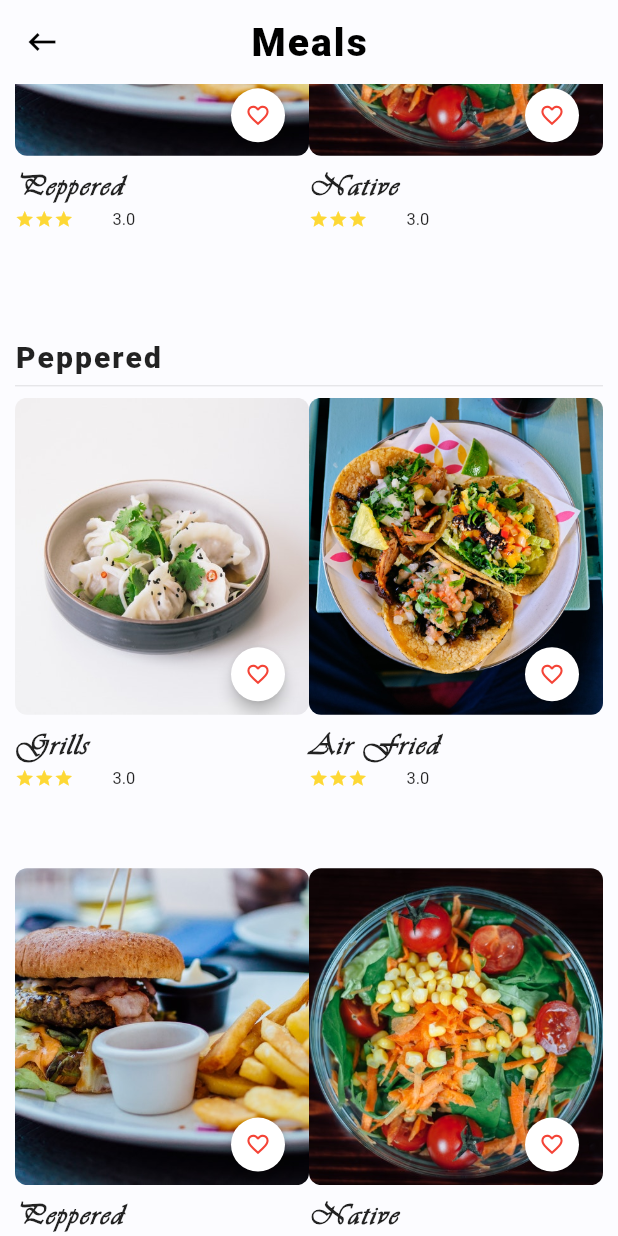
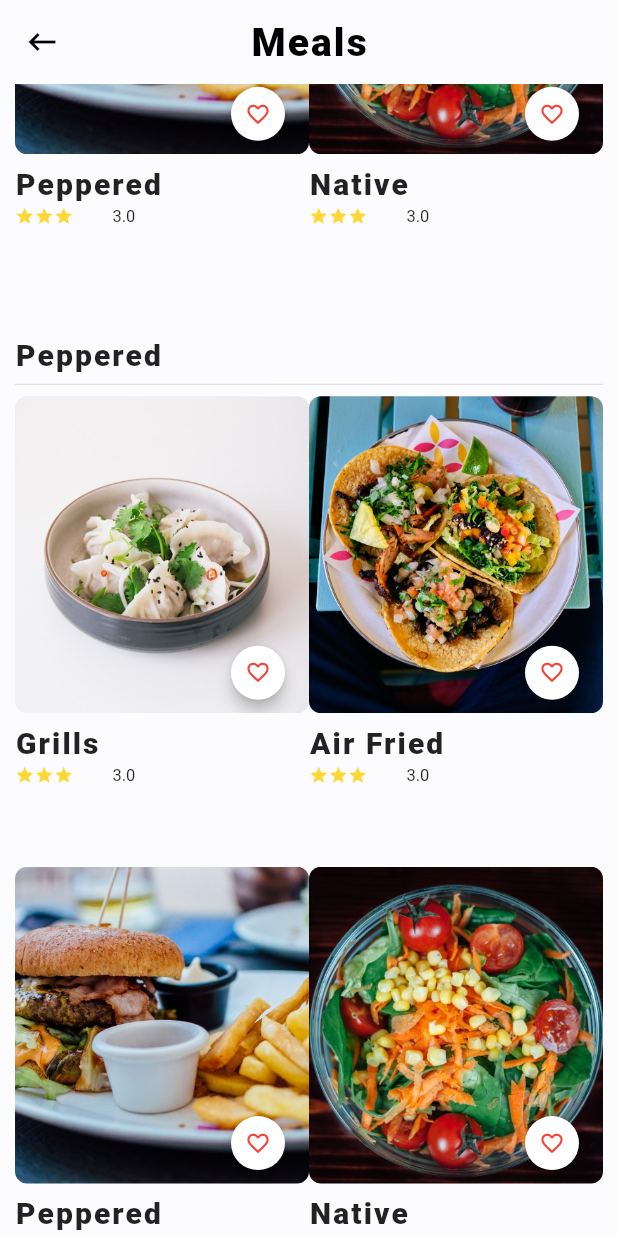
Before and after one commit to Bikuta-victor1/restaurant_app-, a Flutter app: the MealScreen screen opened directly, scrolled down 576 dp, on a phone screen of 412 x 824 dp. Run offline on Flutter 3.47's test engine with Material 2 defaults, Android fonts, the phone set to English and light mode, and no system bars; our stand-ins replace carousel_slider, cloud_firestore, firebase_core, font_awesome_flutter, introduction_screen, shared_preferences; accounts and stored records are empty.

Commit message:
minor changes

```diff
--- a/lib/screens/mealscreen.dart
+++ b/lib/screens/mealscreen.dart
@@ -31,7 +31,8 @@ class _MealScreenState extends State<MealScreen> {
           "Meals",
           style: TextStyle(
               //  fontFamily: 'Vivaldii',
-               letterSpacing: 1.4, fontSize: 26),
+              letterSpacing: 1.4,
+              fontSize: 26),
         ),
         elevation: 0.0,
         actions: <Widget>[
@@ -61,7 +62,7 @@ class _MealScreenState extends State<MealScreen> {
               style: TextStyle(
                 fontSize: 20,
                 fontWeight: FontWeight.w800,
-                fontFamily: 'Vivaldii',
+                //     fontFamily: 'Vivaldii',
                 letterSpacing: 1.4,
               ),
               maxLines: 2,
--- a/lib/widgets/cat_product.dart
+++ b/lib/widgets/cat_product.dart
@@ -66,7 +66,7 @@ class CatProduct extends StatelessWidget {
               "$name",
               style: TextStyle(
                 fontSize: 20.0,
-                fontFamily: 'Vivaldii',
+                //    fontFamily: 'Vivaldii',
                 letterSpacing: 1.4,
                 fontWeight: FontWeight.w900,
               ),
```
Lines whose indentation alone changed are shown as unchanged.
